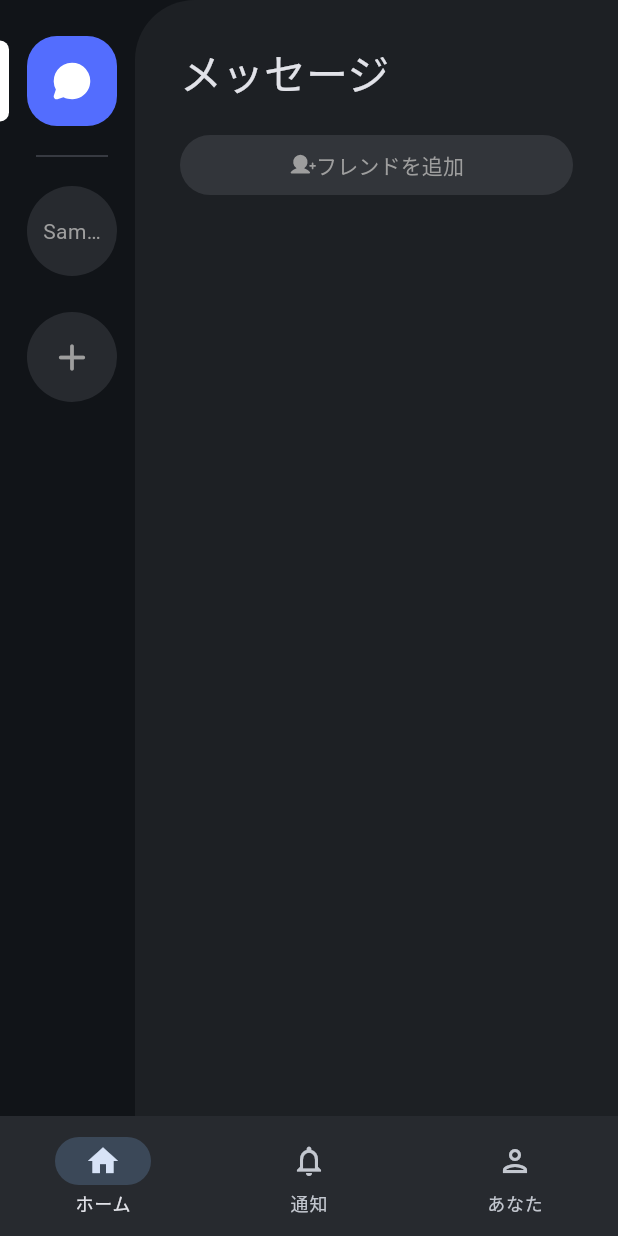
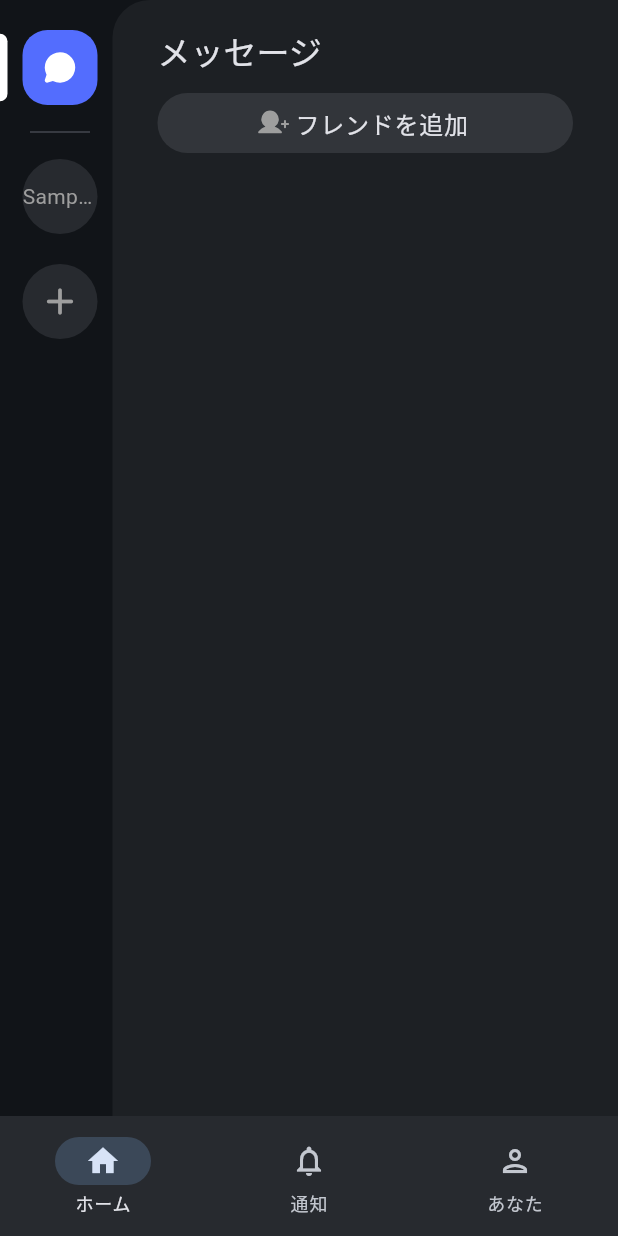
Before and after one commit to Kokono92/ttscord, a Flutter app: the screen it shows after launch, on a phone screen of 412 x 824 dp. Run offline on Flutter 3.47's test engine with Material 3 defaults, Android fonts, the phone set to English and light mode, and no system bars; our stand-ins replace flutter_hooks, phosphor_flutter.

Commit message:
サーバーをそれっぽく

```diff
--- /dev/null
+++ b/lib/presentation/widgets/content_region.dart
@@ -0,0 +1,30 @@
+import 'package:flutter/material.dart';
+
+class ContentRegion extends StatelessWidget {
+  final String title;
+  final Widget? child;
+
+  const ContentRegion({required this.title, this.child, super.key});
+
+  @override
+  Widget build(BuildContext context) => Expanded(
+    child: Container(
+      width: double.infinity,
+      height: double.infinity,
+      decoration: BoxDecoration(
+        borderRadius: BorderRadius.only(topLeft: Radius.circular(25)),
+        color: Theme.of(context).colorScheme.surfaceContainer,
+      ),
+      child: Column(
+        crossAxisAlignment: CrossAxisAlignment.start,
+        children: [
+          Padding(
+            padding: EdgeInsets.only(top: 20, left: 30, right: 30),
+            child: Text(title, style: Theme.of(context).textTheme.titleLarge),
+          ),
+          child ?? Container(),
+        ],
+      ),
+    ),
+  );
+}
--- a/lib/presentation/widgets/home_screen.dart
+++ b/lib/presentation/widgets/home_screen.dart
@@ -1,7 +1,11 @@
 import 'package:flutter/material.dart';
 import 'package:flutter_hooks/flutter_hooks.dart';
 import 'package:phosphor_flutter/phosphor_flutter.dart';
+import 'package:ttscord/domain/datamodel/server.dart';
+import 'package:ttscord/presentation/widgets/add_server_region.dart';
 import 'package:ttscord/presentation/widgets/left_navigation.dart';
+import 'package:ttscord/presentation/widgets/message_region.dart';
+import 'package:ttscord/presentation/widgets/server_region.dart';
 
 class HomeScreen extends HookWidget {
   const HomeScreen({super.key});
@@ -29,63 +33,13 @@ class HomeScreen extends HookWidget {
   Widget _buildContent(BuildContext context, DestinationType dest) {
     switch (dest) {
       case MessagesDestination():
-        return buildMessageRegion(context);
+        return MessageRegion();
 
       case AddServerDestination():
-        return ContentRegion(title: "サーバー");
+        return AddServerRegion();
 
       case ServerDestination(:final server):
-        return ContentRegion(title: server.name);
+        return ServerRegion(server: server);
     }
   }
 }
-
-Widget buildMessageRegion(BuildContext context) => ContentRegion(
-  title: "メッセージ",
-  child: Column(
-    children: [
-      Padding(
-        padding: EdgeInsets.only(top: 20),
-        child: FilledButton(
-          onPressed: () {},
-          style: FilledButton.styleFrom(
-            backgroundColor:
-                Theme.of(context).colorScheme.surfaceContainerHighest,
-            foregroundColor: Colors.grey,
-          ),
-          child: Row(
-            mainAxisAlignment: MainAxisAlignment.center,
-            children: [Icon(PhosphorIconsFill.userPlus), Text("フレンドを追加")],
-          ),
-        ),
-      ),
-    ],
-  ),
-);
-
-class ContentRegion extends StatelessWidget {
-  final String title;
-  final Widget? child;
-
-  const ContentRegion({required this.title, this.child, super.key});
-
-  @override
-  Widget build(BuildContext context) => Expanded(
-    child: Container(
-      width: double.infinity,
-      height: double.infinity,
-      padding: EdgeInsets.all(30),
-      decoration: BoxDecoration(
-        borderRadius: BorderRadius.only(topLeft: Radius.circular(40)),
-        color: Theme.of(context).colorScheme.surfaceContainer,
-      ),
-      child: Column(
-        crossAxisAlignment: CrossAxisAlignment.start,
-        children: [
-          Text(title, style: Theme.of(context).textTheme.headlineMedium),
-          child ?? Container(),
-        ],
-      ),
-    ),
-  );
-}
--- a/lib/presentation/widgets/left_navigation.dart
+++ b/lib/presentation/widgets/left_navigation.dart
@@ -47,9 +47,7 @@ class ServerDestination extends DestinationType {
 }
 
 class LeftNavigation extends HookWidget {
-  static const iconFactor = 0.5;
-
-  final double size = 60;
+  final double size = 50;
   final DestinationType selectedDestination;
   final Function(DestinationType) onSelectionChanged;
   final List<Server> servers;
@@ -82,7 +80,7 @@ class LeftNavigation extends HookWidget {
             contentBuilder:
                 (color) => Icon(
                   PhosphorIconsFill.chatCircle,
-                  size: size * iconFactor,
+                  size: size * 0.5,
                   color: color,
                 ),
           ),
@@ -112,7 +110,9 @@ class LeftNavigation extends HookWidget {
                   (color) =>
                       server.iconPath == null
                           ? Text(
-                            _trimServerName(server.name),
+                            server.name,
+                            maxLines: 1,
+                            overflow: TextOverflow.ellipsis,
                             style: TextStyle(color: color),
                           )
                           : _getServerIcon(server.iconPath!),
@@ -123,11 +123,8 @@ class LeftNavigation extends HookWidget {
             previousSelectedDestination: previousSelectedDestination,
             controller: controller,
             contentBuilder:
-                (color) => Icon(
-                  Icons.add_rounded,
-                  size: size * iconFactor,
-                  color: color,
-                ),
+                (color) =>
+                    Icon(Icons.add_rounded, size: size * 0.6, color: color),
           ),
         ],
       ),
@@ -157,9 +154,6 @@ class LeftNavigation extends HookWidget {
     contentBuilder: contentBuilder,
   );
 }
-
-String _trimServerName(String name) =>
-    name.length > 4 ? "${name.substring(0, 3)}…" : name;
 
 Widget? _getServerIcon(String iconPath) {
   // Todo: implement
--- /dev/null
+++ b/lib/presentation/widgets/long_bar_button.dart
@@ -0,0 +1,27 @@
+import 'package:flutter/material.dart';
+
+class LongBarButton extends StatelessWidget {
+  final IconData iconData;
+  final String text;
+
+  const LongBarButton({required this.iconData, required this.text, super.key});
+
+  @override
+  Widget build(BuildContext context) => FilledButton(
+    onPressed: () {},
+    style: FilledButton.styleFrom(
+      backgroundColor: Theme.of(context).colorScheme.surfaceContainerHighest,
+      foregroundColor: Colors.grey,
+    ),
+    child: Row(
+      mainAxisAlignment: MainAxisAlignment.center,
+      children: [
+        Icon(iconData, size: 22),
+        Padding(
+          padding: EdgeInsets.all(4),
+          child: Text(text, style: Theme.of(context).textTheme.bodyLarge),
+        ),
+      ],
+    ),
+  );
+}
--- /dev/null
+++ b/lib/presentation/widgets/message_region.dart
@@ -0,0 +1,24 @@
+import 'package:flutter/material.dart';
+import 'package:phosphor_flutter/phosphor_flutter.dart';
+import 'package:ttscord/presentation/widgets/content_region.dart';
+import 'package:ttscord/presentation/widgets/long_bar_button.dart';
+
+class MessageRegion extends StatelessWidget {
+  const MessageRegion({super.key});
+
+  @override
+  Widget build(BuildContext context) => ContentRegion(
+    title: "メッセージ",
+    child: Column(
+      children: [
+        Padding(
+          padding: EdgeInsets.only(top: 10, bottom: 15, left: 30, right: 30),
+          child: LongBarButton(
+            iconData: PhosphorIconsFill.userPlus,
+            text: "フレンドを追加",
+          ),
+        ),
+      ],
+    ),
+  );
+}
```
Also changed, not shown: lib/presentation/widgets/add_server_region.dart (added, +9 -0 lines), lib/presentation/widgets/server_region.dart (added, +142 -0 lines).
